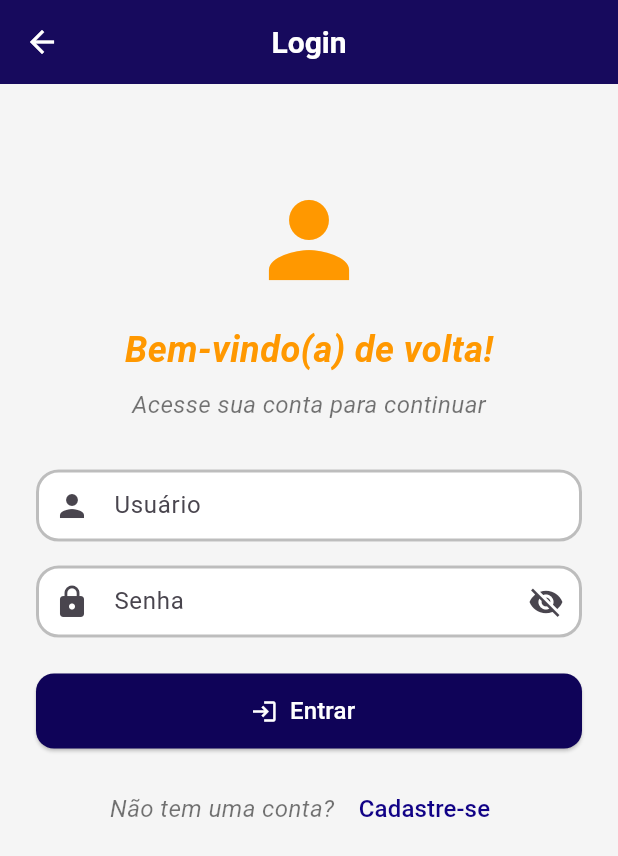
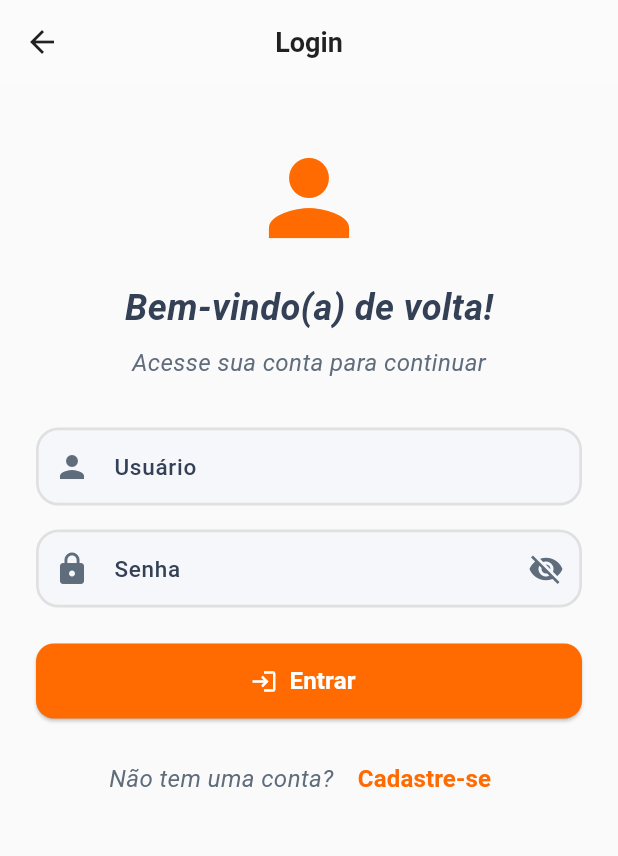
Before and after one commit to alefluciano10/loja-online-unicesumar, a Flutter app: the LoginPage screen opened by its route, on a phone screen of 412 x 824 dp. Shown: the top 856 px of the screen. Run offline on Flutter 3.47's test engine with Material 3 defaults, Android fonts, the phone set to English and light mode, and no system bars; our stand-ins replace animate_do, cached_network_image, carousel_slider, flutter_easyloading, get, get_storage and 3 more; missing offline and left inert: add_to_cart_animation, flutter_masked_text3; accounts and stored records are empty; network calls fail.

Commit message:
Outras melhorias

```diff
--- a/lib/custom/custom.dart
+++ b/lib/custom/custom.dart
@@ -1,4 +1,5 @@
 export 'error_dialog.dart';
 export 'sucess_dialog.dart';
-export 'custom_text_form_field.dart';
+export 'sign_up_text_form_field.dart';
 export 'custom_animation.dart';
+export 'login_text_form_field.dart';
--- /dev/null
+++ b/lib/custom/login_text_form_field.dart
@@ -0,0 +1,43 @@
+import 'package:flutter/material.dart';
+
+class CustomInputDecorations {
+  static InputDecoration inputDecoration(String label, Icon icon) {
+    return InputDecoration(
+      filled: true,
+      fillColor: const Color(0xFFF5F7FA), // Cinza claro
+      labelText: label,
+      labelStyle: const TextStyle(
+        color: Color(0xFF344055), // Azul grafite
+        fontSize: 15,
+        fontWeight: FontWeight.w500,
+      ),
+      hintText: label,
+      hintStyle: const TextStyle(
+        color: Color(0xFFA0AAB4),
+        fontSize: 14,
+        fontStyle: FontStyle.italic,
+      ),
+      prefixIcon: IconTheme(
+        data: const IconThemeData(color: Color(0xFF5F6C7B)),
+        child: icon,
+      ),
+      enabledBorder: OutlineInputBorder(
+        borderRadius: BorderRadius.circular(15),
+        borderSide: BorderSide(color: Colors.grey.shade300, width: 1.8),
+      ),
+      focusedBorder: OutlineInputBorder(
+        borderRadius: BorderRadius.circular(15),
+        borderSide: const BorderSide(color: Colors.indigo, width: 2),
+      ),
+      errorBorder: OutlineInputBorder(
+        borderRadius: BorderRadius.circular(15),
+        borderSide: const BorderSide(color: Colors.redAccent, width: 1.5),
+      ),
+      focusedErrorBorder: OutlineInputBorder(
+        borderRadius: BorderRadius.circular(15),
+        borderSide: const BorderSide(color: Colors.redAccent, width: 2),
+      ),
+      contentPadding: const EdgeInsets.symmetric(vertical: 14, horizontal: 12),
+    );
+  }
+}
--- a/lib/views/user/login_page.dart
+++ b/lib/views/user/login_page.dart
@@ -1,9 +1,11 @@
 import 'package:flutter/material.dart';
 import 'package:flutter_easyloading/flutter_easyloading.dart';
 import 'package:get/get.dart';
+import 'package:animate_do/animate_do.dart';
+import '../../custom/custom.dart';
 
-import './../../controllers/controllers.dart';
-import './../../models/models.dart';
+import '../../controllers/controllers.dart';
+import '../../models/models.dart';
 
 class LoginPage extends StatefulWidget {
   const LoginPage({super.key});
@@ -37,7 +39,7 @@ class _LoginPageState extends State<LoginPage> {
 
     final request = LoginRequestModel(
       username: usernameController.text.trim(),
-      password: passwordController.text.trim(), // ❗ Senha pura
+      password: passwordController.text.trim(),
     );
 
     EasyLoading.show(
@@ -65,43 +67,22 @@ class _LoginPageState extends State<LoginPage> {
     }
   }
 
-  InputDecoration _inputDecoration(String label, Icon icon) {
-    return InputDecoration(
-      filled: true,
-      fillColor: Colors.white,
-      labelText: label,
-      hintText: label,
-      prefixIcon: icon,
-      hintStyle: const TextStyle(
-        color: Colors.black87,
-        fontSize: 14,
-        fontStyle: FontStyle.italic,
-      ),
-      enabledBorder: OutlineInputBorder(
-        borderRadius: const BorderRadius.all(Radius.circular(15)),
-        borderSide: BorderSide(color: Colors.grey.shade400, width: 2),
-      ),
-      contentPadding: const EdgeInsets.symmetric(vertical: 12, horizontal: 12),
-      focusedBorder: const OutlineInputBorder(
-        borderRadius: BorderRadius.all(Radius.circular(15)),
-        borderSide: BorderSide(color: Color(0xFF1A237E), width: 2),
-      ),
-      errorBorder: const OutlineInputBorder(
-        borderRadius: BorderRadius.all(Radius.circular(15)),
-        borderSide: BorderSide(color: Colors.redAccent, width: 1.5),
-      ),
-      focusedErrorBorder: const OutlineInputBorder(
-        borderRadius: BorderRadius.all(Radius.circular(15)),
-        borderSide: BorderSide(color: Colors.redAccent, width: 2),
-      ),
-    );
-  }
-
   @override
   Widget build(BuildContext context) {
     return Scaffold(
+      backgroundColor: const Color(0xFFFAFAFA), // Fundo claro
       appBar: AppBar(
-        title: const Text('Login'),
+        backgroundColor: Colors.white,
+        elevation: 0.5,
+        iconTheme: const IconThemeData(color: Colors.black87),
+        title: const Text(
+          'Login',
+          style: TextStyle(
+            color: Colors.black87,
+            fontWeight: FontWeight.w600,
+            fontSize: 18,
+          ),
+        ),
         leading: Navigator.canPop(context)
             ? IconButton(
                 icon: const Icon(Icons.arrow_back),
@@ -111,40 +92,56 @@ class _LoginPageState extends State<LoginPage> {
       ),
       body: SafeArea(
         child: SingleChildScrollView(
-          padding: const EdgeInsets.all(24),
+          padding: const EdgeInsets.symmetric(horizontal: 24, vertical: 36),
           child: Form(
             key: _formKey,
             autovalidateMode: AutovalidateMode.onUserInteraction,
             child: Column(
               crossAxisAlignment: CrossAxisAlignment.center,
               children: [
-                const SizedBox(height: 40),
-                const Icon(Icons.person, size: 80, color: Colors.orange),
+                FadeInDown(
+                  duration: const Duration(milliseconds: 800),
+                  child: const Icon(
+                    Icons.person,
+                    size: 80,
+                    color: Color(0xFFFF6B00),
+                  ),
+                ),
                 const SizedBox(height: 16),
-                const Text(
+                FadeInUp(
+                  delay: const Duration(milliseconds: 300),
+                  child: const Text(
                     'Bem-vindo(a) de volta!',
                     style: TextStyle(
                       fontSize: 24,
                       fontWeight: FontWeight.bold,
-                    color: Colors.orange,
+                      color: Color(0xFF344055),
                       fontStyle: FontStyle.italic,
                     ),
                   ),
+                ),
                 const SizedBox(height: 8),
-                const Text(
+                FadeInUp(
+                  delay: const Duration(milliseconds: 400),
+                  child: const Text(
                     'Acesse sua conta para continuar',
                     style: TextStyle(
                       fontSize: 16,
-                    color: Colors.black54,
+                      color: Color(0xFF5F6C7B),
                       fontStyle: FontStyle.italic,
                     ),
                   ),
+                ),
                 const SizedBox(height: 32),
-                TextFormField(
+
+                // Campo usuário
+                FadeInUp(
+                  delay: const Duration(milliseconds: 500),
+                  child: TextFormField(
                     controller: usernameController,
                     textInputAction: TextInputAction.next,
                     autofillHints: const [AutofillHints.username],
-                  decoration: _inputDecoration(
+                    decoration: CustomInputDecorations.inputDecoration(
                       'Usuário',
                       const Icon(Icons.person),
                     ),
@@ -155,8 +152,13 @@ class _LoginPageState extends State<LoginPage> {
                       return null;
                     },
                   ),
+                ),
                 const SizedBox(height: 16),
-                Obx(
+
+                // Campo senha
+                FadeInUp(
+                  delay: const Duration(milliseconds: 600),
+                  child: Obx(
                     () => TextFormField(
                       controller: passwordController,
                       obscureText: obscurePassword.value,
@@ -164,7 +166,7 @@ class _LoginPageState extends State<LoginPage> {
                       autofillHints: const [AutofillHints.password],
                       onFieldSubmitted: (_) => _login(),
                       decoration:
-                        _inputDecoration(
+                          CustomInputDecorations.inputDecoration(
                             'Senha',
                             const Icon(Icons.lock),
                           ).copyWith(
@@ -173,6 +175,7 @@ class _LoginPageState extends State<LoginPage> {
                                 obscurePassword.value
                                     ? Icons.visibility_off
                                     : Icons.visibility,
+                                color: const Color(0xFF5F6C7B),
                               ),
                               onPressed: () {
                                 obscurePassword.value = !obscurePassword.value;
@@ -187,8 +190,13 @@ class _LoginPageState extends State<LoginPage> {
                       },
                     ),
                   ),
+                ),
                 const SizedBox(height: 24),
-                Obx(
+
+                // Botão Entrar
+                FadeInUp(
+                  delay: const Duration(milliseconds: 700),
+                  child: Obx(
                     () => SizedBox(
                       width: double.infinity,
                       height: 50,
@@ -209,11 +217,12 @@ class _LoginPageState extends State<LoginPage> {
                                 'Entrar',
                                 style: TextStyle(
                                   fontSize: 16,
+                                  fontWeight: FontWeight.w600,
                                   color: Colors.white,
                                 ),
                               ),
                         style: ElevatedButton.styleFrom(
-                        backgroundColor: const Color.fromARGB(255, 15, 3, 88),
+                          backgroundColor: const Color(0xFFFF6B00),
                           shape: RoundedRectangleBorder(
                             borderRadius: BorderRadius.circular(12),
                           ),
@@ -222,15 +231,20 @@ class _LoginPageState extends State<LoginPage> {
                       ),
                     ),
                   ),
+                ),
                 const SizedBox(height: 16),
-                Row(
+
+                // Link de cadastro
+                FadeInUp(
+                  delay: const Duration(milliseconds: 800),
+                  child: Row(
                     mainAxisAlignment: MainAxisAlignment.center,
                     children: [
                       const Text(
                         'Não tem uma conta? ',
                         style: TextStyle(
                           fontSize: 16,
-                        color: Colors.black54,
+                          color: Color(0xFF5F6C7B),
                           fontStyle: FontStyle.italic,
                         ),
                       ),
@@ -239,12 +253,14 @@ class _LoginPageState extends State<LoginPage> {
                         child: const Text(
                           'Cadastre-se',
                           style: TextStyle(
-                          color: Color.fromARGB(255, 17, 2, 134),
+                            color: Color(0xFFFF6B00),
                             fontSize: 16,
+                            fontWeight: FontWeight.w600,
                           ),
                         ),
                       ),
                     ],
+                  ),
                 ),
               ],
             ),
```
Also changed, not shown: lib/custom/sign_up_text_form_field.dart (renamed from lib/custom/custom_text_form_field.dart, +30 -19 lines), lib/views/user/sign_up_page.dart (+61 -21 lines). Lines whose indentation alone changed are shown as unchanged.
